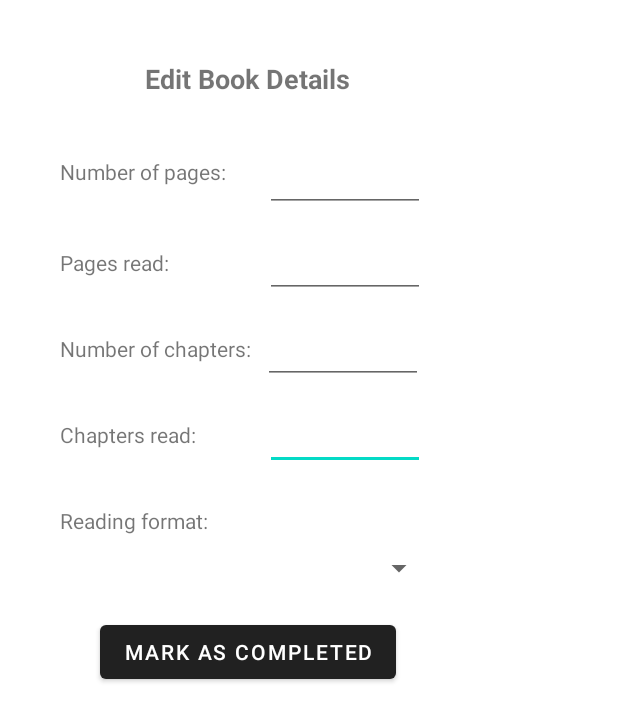
After one commit to KristinaAnicic/bookApp, an Android app built with Jetpack Compose: the layout dialog_add_book.xml on its own in the app's theme, with its tools: preview values and no code run, on a phone screen of 412 x 824 dp. The commit adds this screen. Shown: the top 721 px of the screen. Run offline under Robolectric (Android 15) with nearby library versions, the phone set to English and light mode, and no system bars.

Commit message:
added "Add dialog" popup when adding new books

```diff
--- a/BookApp/app/src/main/res/drawable/baseline_add_box_24.xml
+++ b/BookApp/app/src/main/res/drawable/baseline_add_box_24.xml
@@ -1,4 +1,4 @@
-<vector xmlns:android="http://schemas.android.com/apk/res/android" android:height="24dp" android:tint="#000000" android:viewportHeight="24" android:viewportWidth="24" android:width="24dp">
+<vector xmlns:android="http://schemas.android.com/apk/res/android" android:height="24dp" android:viewportHeight="24" android:viewportWidth="24" android:width="24dp">
 
     <path android:fillColor="?attr/colorControlNormal" android:pathData="M19,3L5,3c-1.11,0 -2,0.9 -2,2v14c0,1.1 0.89,2 2,2h14c1.1,0 2,-0.9 2,-2L21,5c0,-1.1 -0.9,-2 -2,-2zM17,13h-4v4h-2v-4L7,13v-2h4L11,7h2v4h4v2z"/>
 
--- /dev/null
+++ b/BookApp/app/src/main/res/drawable/rounded_dialog_background.xml
@@ -0,0 +1,5 @@
+<?xml version="1.0" encoding="utf-8"?>
+<shape xmlns:android="http://schemas.android.com/apk/res/android">
+    <corners android:radius="16dp" />
+    <solid android:color="?attr/backgroundColor" />
+</shape>
--- /dev/null
+++ b/BookApp/app/src/main/res/layout/dialog_add_book.xml
@@ -0,0 +1,133 @@
+<?xml version="1.0" encoding="utf-8"?>
+<androidx.constraintlayout.widget.ConstraintLayout xmlns:android="http://schemas.android.com/apk/res/android"
+    xmlns:app="http://schemas.android.com/apk/res-auto"
+    xmlns:tools="http://schemas.android.com/tools"
+    android:layout_width="wrap_content"
+    android:layout_height="wrap_content"
+    android:padding="40dp"
+    android:background="@drawable/rounded_dialog_background">
+
+    <TextView
+        android:id="@+id/textView13"
+        android:layout_width="wrap_content"
+        android:layout_height="wrap_content"
+        android:layout_marginTop="24dp"
+        android:text="Reading format:"
+        android:textSize="14.dp"
+        app:layout_constraintStart_toStartOf="parent"
+        app:layout_constraintTop_toBottomOf="@+id/chaptersRead" />
+
+    <EditText
+        android:id="@+id/chaptersRead"
+        android:layout_width="wrap_content"
+        android:layout_height="wrap_content"
+        android:layout_marginTop="12dp"
+        android:ems="5"
+        android:inputType="number"
+        app:layout_constraintEnd_toEndOf="parent"
+        app:layout_constraintStart_toEndOf="@+id/textView11"
+        app:layout_constraintTop_toBottomOf="@+id/numOfChapters" />
+
+    <TextView
+        android:id="@+id/textView11"
+        android:layout_width="130dp"
+        android:layout_height="wrap_content"
+        android:text="Chapters read:"
+        android:textSize="14dp"
+        android:layout_marginTop="24dp"
+        app:layout_constraintStart_toStartOf="parent"
+        app:layout_constraintTop_toBottomOf="@+id/numOfChapters" />
+
+    <TextView
+        android:id="@+id/textView"
+        android:layout_width="wrap_content"
+        android:layout_height="wrap_content"
+        android:text="Edit Book Details"
+        android:textSize="18.dp"
+        android:textStyle="bold"
+        app:layout_constraintEnd_toEndOf="parent"
+        app:layout_constraintStart_toStartOf="parent"
+        app:layout_constraintTop_toTopOf="parent" />
+
+    <TextView
+        android:id="@+id/textView2"
+        android:layout_width="130dp"
+        android:layout_height="wrap_content"
+        android:layout_marginTop="40dp"
+        android:text="Number of pages: "
+        android:textSize="14.dp"
+        app:layout_constraintStart_toStartOf="parent"
+        app:layout_constraintTop_toBottomOf="@+id/textView" />
+
+    <EditText
+        android:id="@+id/numOfPages"
+        android:layout_width="wrap_content"
+        android:layout_height="wrap_content"
+        android:layout_marginTop="31dp"
+        android:ems="5"
+        android:inputType="number"
+        app:layout_constraintEnd_toEndOf="parent"
+        app:layout_constraintStart_toEndOf="@+id/textView2"
+        app:layout_constraintTop_toBottomOf="@+id/textView" />
+
+    <TextView
+        android:id="@+id/textView3"
+        android:layout_width="130dp"
+        android:layout_height="wrap_content"
+        android:layout_marginTop="24dp"
+        android:text="Pages read:"
+        android:textSize="14.dp"
+        app:layout_constraintStart_toStartOf="parent"
+        app:layout_constraintTop_toBottomOf="@+id/numOfPages" />
+
+    <EditText
+        android:id="@+id/pagesRead"
+        android:layout_width="wrap_content"
+        android:layout_height="wrap_content"
+        android:layout_marginTop="12dp"
+        android:ems="5"
+        android:inputType="number"
+        app:layout_constraintEnd_toEndOf="parent"
+        app:layout_constraintStart_toEndOf="@+id/textView3"
+        app:layout_constraintTop_toBottomOf="@+id/numOfPages" />
+
+    <Button
+        android:id="@+id/completedButton"
+        android:layout_width="wrap_content"
+        android:layout_height="wrap_content"
+        android:layout_marginTop="20dp"
+        android:text="Mark as completed"
+        app:layout_constraintEnd_toEndOf="parent"
+        app:layout_constraintStart_toStartOf="parent"
+        app:layout_constraintTop_toBottomOf="@+id/readingFormats" />
+
+    <TextView
+        android:id="@+id/textView7"
+        android:layout_width="wrap_content"
+        android:layout_height="wrap_content"
+        android:text="Number of chapters:"
+        android:textSize="14.dp"
+        android:layout_marginTop="24dp"
+        app:layout_constraintStart_toStartOf="parent"
+        app:layout_constraintTop_toBottomOf="@+id/pagesRead" />
+
+    <EditText
+        android:id="@+id/numOfChapters"
+        android:layout_width="wrap_content"
+        android:layout_height="wrap_content"
+        android:layout_marginTop="12dp"
+        android:ems="5"
+        android:inputType="number"
+        app:layout_constraintEnd_toEndOf="parent"
+        app:layout_constraintStart_toEndOf="@+id/textView7"
+        app:layout_constraintTop_toBottomOf="@+id/pagesRead" />
+
+    <Spinner
+        android:id="@+id/readingFormats"
+        android:layout_width="250dp"
+        android:layout_height="wrap_content"
+        android:layout_marginTop="10dp"
+        app:layout_constraintStart_toStartOf="parent"
+        app:layout_constraintTop_toBottomOf="@+id/textView13" />
+
+</androidx.constraintlayout.widget.ConstraintLayout>
```
Also changed, not shown: BookApp/app/src/main/java/com/example/booksapp/Fragments/BookDetailFragment.kt (+163 -50 lines), BookApp/app/src/main/java/com/example/booksapp/data/database/ReadingFormatEnum.kt (added, +7 -0 lines), BookApp/app/src/main/java/com/example/booksapp/utils/BookDialogHelper.kt (added, +146 -0 lines).
